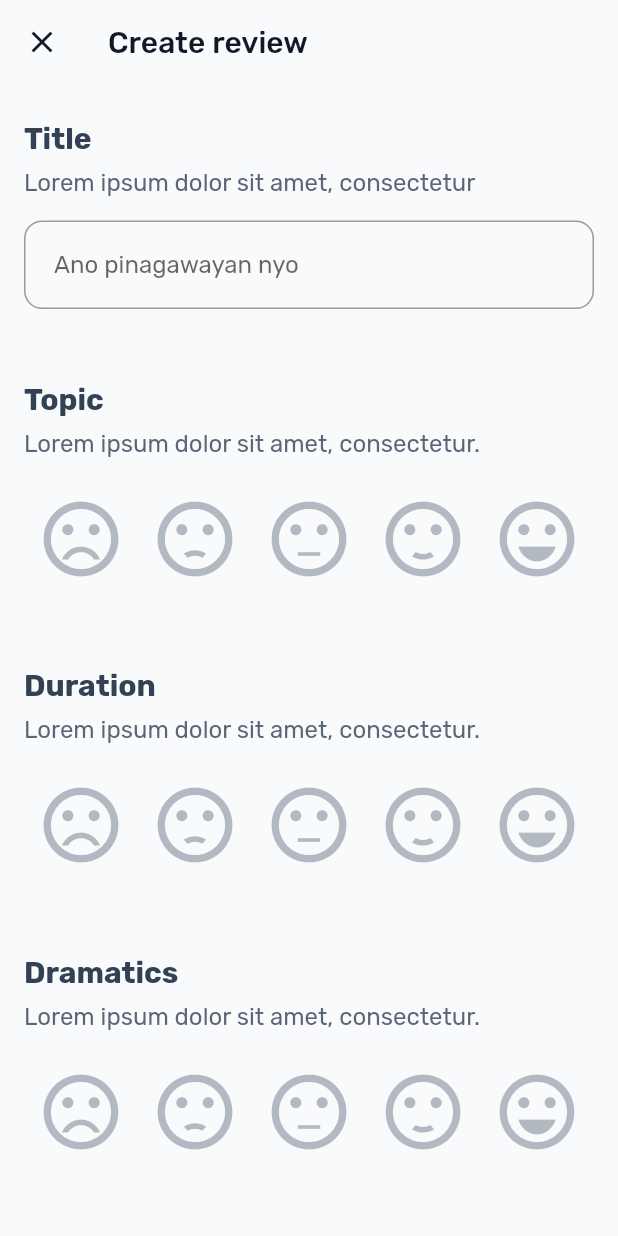
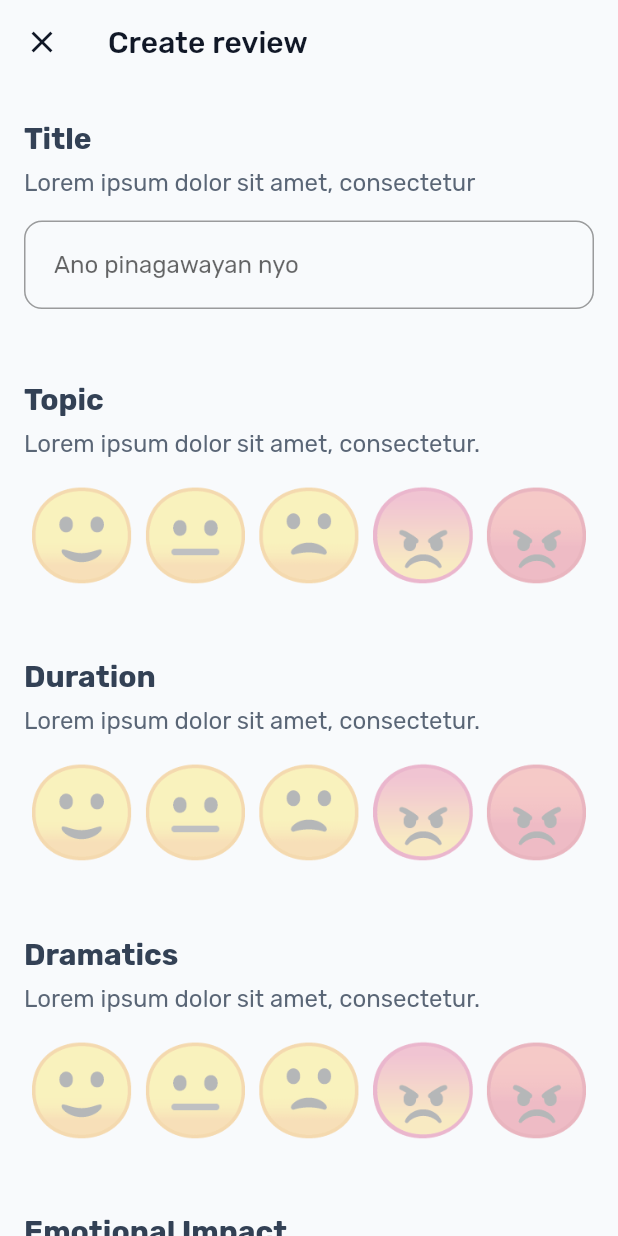
Before and after one commit to sunenvidiado-nx/away-review-flutter, a Flutter app: the HomeScreen screen opened by its route, after a tap on "Add Review", on a phone screen of 412 x 824 dp. Run offline on Flutter 3.47's test engine with Material 3 defaults, Android fonts, the phone set to English and light mode, and no system bars; our stand-ins replace cloud_firestore, firebase_analytics, firebase_auth, firebase_core, firebase_crashlytics, flutter_keyboard_visibility and 4 more; accounts and stored records are empty; generated files the repository leaves out were written again.

Commit message:
refactor: Rework home screen and create review

```diff
--- /dev/null
+++ b/lib/core/models/emoji_scale.dart
@@ -0,0 +1,7 @@
+abstract class EmojiScale {
+  static const one = '🙂';
+  static const two = '😐';
+  static const three = '🙁';
+  static const four = '😠';
+  static const five = '😡';
+}
--- a/lib/core/models/review.dart
+++ b/lib/core/models/review.dart
@@ -60,7 +60,7 @@ class Review {
       return 'Today at ${DateFormat.jm().format(createdAt.toLocal())}';
     }
 
-    return DateFormat.yMMMMd().format(createdAt.toLocal());
+    return DateFormat.yMMMd().format(createdAt.toLocal());
   }
 
   Map<String, dynamic> toFirestoreObject() {
--- a/lib/features/create_review/create_review_screen.dart
+++ b/lib/features/create_review/create_review_screen.dart
@@ -1,5 +1,6 @@
 import 'package:away_review/core/auth/auth_service.dart';
 import 'package:away_review/core/extensions/build_context_extension.dart';
+import 'package:away_review/core/models/emoji_scale.dart';
 import 'package:away_review/core/models/review.dart';
 import 'package:away_review/core/repositories/review_repository.dart';
 import 'package:away_review/features/home/reviews_provider.dart';
@@ -21,7 +22,7 @@ class _CreateReviewScreenState extends ConsumerState<CreateReviewScreen> {
   final _noteController = TextEditingController();
   final _titleController = TextEditingController();
 
-  var _isPublishing = false;
+  var _isLoading = false;
 
   @override
   void initState() {
@@ -114,7 +115,7 @@ class _CreateReviewScreenState extends ConsumerState<CreateReviewScreen> {
             ),
           ),
           const SliverToBoxAdapter(child: SizedBox(height: 16)),
-          _buildPublishReviewButton(),
+          _buildAddReviewButton(),
           const SliverToBoxAdapter(child: SizedBox(height: 64)),
         ],
       ),
@@ -185,54 +186,54 @@ class _CreateReviewScreenState extends ConsumerState<CreateReviewScreen> {
               child: Row(
                 mainAxisAlignment: MainAxisAlignment.spaceEvenly,
                 children: [
-                  IconButton(
-                    iconSize: 60,
-                    onPressed: () => onRatingUpdate(1),
-                    icon: Icon(
-                      Icons.sentiment_very_dissatisfied,
-                      color: rating == 1
-                          ? Colors.deepOrange
-                          : context.colorScheme.secondary.withOpacity(0.35),
+                  Opacity(
+                    opacity: rating == 1 ? 1 : 0.3,
+                    child: GestureDetector(
+                      onTap: () => onRatingUpdate(1),
+                      child: const Text(
+                        EmojiScale.one,
+                        style: TextStyle(fontSize: 60),
+                      ),
                     ),
                   ),
-                  IconButton(
-                    iconSize: 60,
-                    onPressed: () => onRatingUpdate(2),
-                    icon: Icon(
-                      Icons.sentiment_dissatisfied,
-                      color: rating == 2
-                          ? Colors.orange
-                          : context.colorScheme.secondary.withOpacity(0.35),
+                  Opacity(
+                    opacity: rating == 2 ? 1 : 0.3,
+                    child: GestureDetector(
+                      onTap: () => onRatingUpdate(2),
+                      child: const Text(
+                        EmojiScale.two,
+                        style: TextStyle(fontSize: 60),
+                      ),
                     ),
                   ),
-                  IconButton(
-                    iconSize: 60,
-                    onPressed: () => onRatingUpdate(3),
-                    icon: Icon(
-                      Icons.sentiment_neutral,
-                      color: rating == 3
-                          ? Colors.amber
-                          : context.colorScheme.secondary.withOpacity(0.35),
+                  Opacity(
+                    opacity: rating == 3 ? 1 : 0.3,
+                    child: GestureDetector(
+                      onTap: () => onRatingUpdate(3),
+                      child: const Text(
+                        EmojiScale.three,
+                        style: TextStyle(fontSize: 60),
+                      ),
                     ),
                   ),
-                  IconButton(
-                    iconSize: 60,
-                    onPressed: () => onRatingUpdate(4),
-                    icon: Icon(
-                      Icons.sentiment_satisfied,
-                      color: rating == 4
-                          ? Colors.lime
-                          : context.colorScheme.secondary.withOpacity(0.35),
+                  Opacity(
+                    opacity: rating == 4 ? 1 : 0.3,
+                    child: GestureDetector(
+                      onTap: () => onRatingUpdate(4),
+                      child: const Text(
+                        EmojiScale.four,
+                        style: TextStyle(fontSize: 60),
+                      ),
                     ),
                   ),
-                  IconButton(
-                    iconSize: 60,
-                    onPressed: () => onRatingUpdate(5),
-                    icon: Icon(
-                      Icons.sentiment_very_satisfied,
-                      color: rating == 5
-                          ? Colors.lightGreen
-                          : context.colorScheme.secondary.withOpacity(0.35),
+                  Opacity(
+                    opacity: rating == 5 ? 1 : 0.3,
+                    child: GestureDetector(
+                      onTap: () => onRatingUpdate(5),
+                      child: const Text(
+                        EmojiScale.five,
+                        style: TextStyle(fontSize: 60),
+                      ),
                     ),
                   ),
                 ],
@@ -287,16 +288,16 @@ class _CreateReviewScreenState extends ConsumerState<CreateReviewScreen> {
     );
   }
 
-  Widget _buildPublishReviewButton() {
+  Widget _buildAddReviewButton() {
     return SliverToBoxAdapter(
       child: Padding(
         padding: const EdgeInsets.all(16.0),
         child: ElevatedButton(
-          onPressed: _isPublishing
+          onPressed: _isLoading
               ? null
               : () async {
                   setState(() {
-                    _isPublishing = true;
+                    _isLoading = true;
                   });
 
                   try {
@@ -329,11 +330,11 @@ class _CreateReviewScreenState extends ConsumerState<CreateReviewScreen> {
                     context.showDefaultSnackBar(e.toString());
                   } finally {
                     setState(() {
-                      _isPublishing = false;
+                      _isLoading = false;
                     });
                   }
                 },
-          child: const Text('Publish review'),
+          child: const Text('Submit'),
         ),
       ),
     );
--- a/pubspec.yaml
+++ b/pubspec.yaml
@@ -1,7 +1,7 @@
 name: away_review
 description: "A new Flutter project."
 publish_to: 'none'
-version: 1.0.0+1
+version: 0.0.1+1
 
 environment:
   sdk: '>=3.2.3 <4.0.0'
```
Also changed, not shown: lib/features/home/home_screen.dart (+46 -48 lines).
